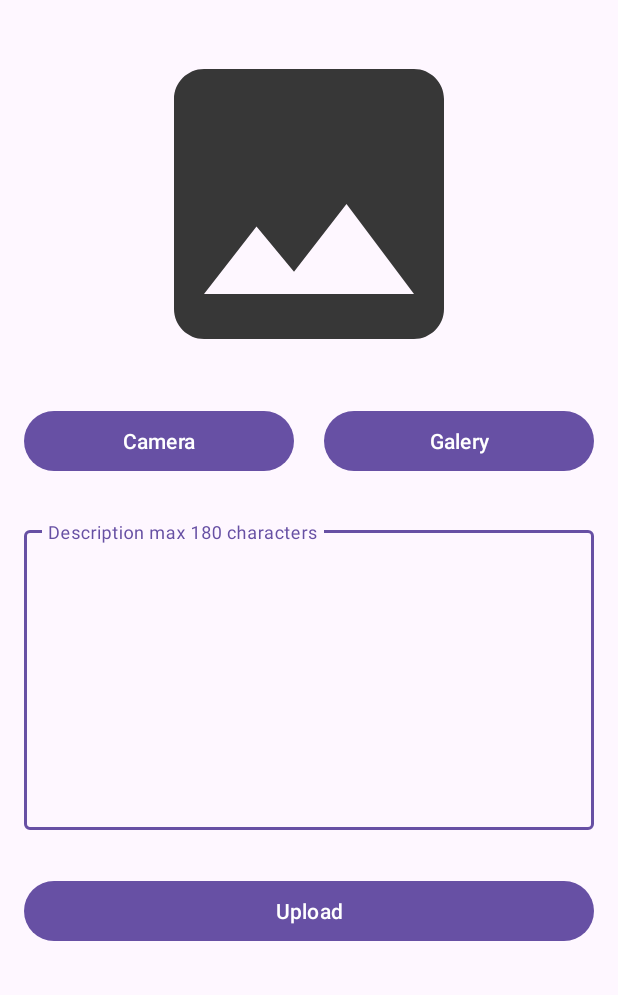
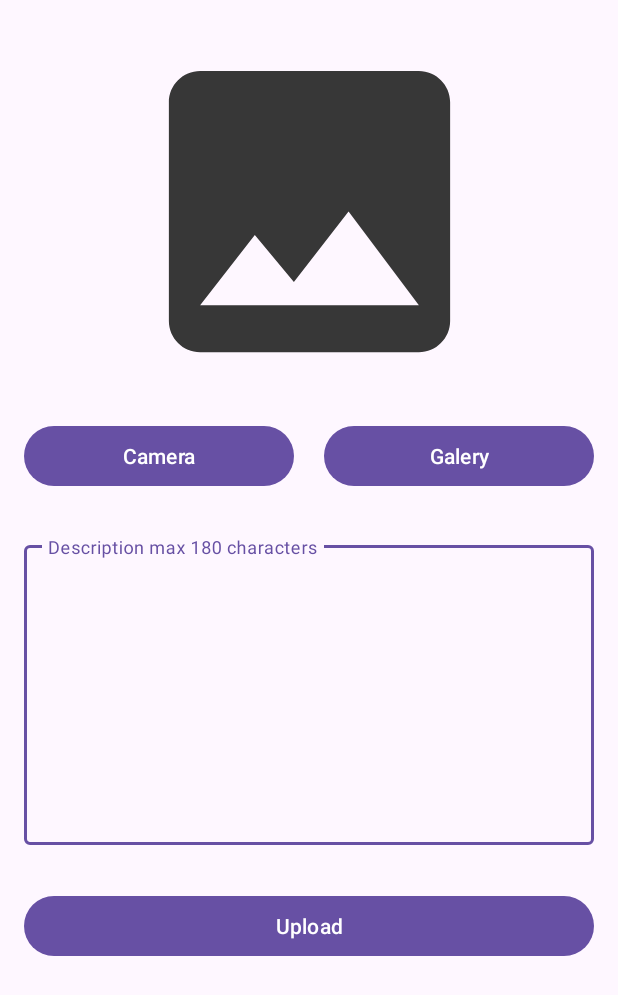
Before and after one commit to gnsisec/stories_app, an Android app: the UploadActivity screen opened directly, with no data from a screen before it, on a phone screen of 412 x 824 dp. Shown: the top 995 px of the screen. Run offline under Robolectric (Android 15) with nearby library versions, the phone set to English and light mode, and no system bars; network calls fail; pictures from the network do not load.

Commit message:
[MVP upload] Gallery

```diff
--- a/app/src/main/java/com/dicoding/picodiploma/loginwithanimation/view/upload/UploadActivity.kt
+++ b/app/src/main/java/com/dicoding/picodiploma/loginwithanimation/view/upload/UploadActivity.kt
@@ -1,15 +1,52 @@
 package com.dicoding.picodiploma.loginwithanimation.view.upload
 
+import android.net.Uri
 import android.os.Bundle
+import android.util.Log
 import androidx.activity.enableEdgeToEdge
+import androidx.activity.result.PickVisualMediaRequest
+import androidx.activity.result.contract.ActivityResultContracts
 import androidx.appcompat.app.AppCompatActivity
 import androidx.core.view.ViewCompat
 import androidx.core.view.WindowInsetsCompat
 import com.dicoding.picodiploma.loginwithanimation.R
+import com.dicoding.picodiploma.loginwithanimation.databinding.ActivityMainBinding
+import com.dicoding.picodiploma.loginwithanimation.databinding.ActivityUploadBinding
 
 class UploadActivity : AppCompatActivity() {
+    private lateinit var binding: ActivityUploadBinding
+    private var currentImageUri: Uri? = null
+
     override fun onCreate(savedInstanceState: Bundle?) {
         super.onCreate(savedInstanceState)
-        setContentView(R.layout.activity_upload)
+        binding = ActivityUploadBinding.inflate(layoutInflater)
+        setContentView(binding.root)
+
+        binding.bGalery.setOnClickListener {
+            startGallery()
+        }
+    }
+
+
+    private fun startGallery() {
+        launcherGallery.launch(PickVisualMediaRequest(ActivityResultContracts.PickVisualMedia.ImageOnly))
+    }
+
+    private val launcherGallery = registerForActivityResult(
+        ActivityResultContracts.PickVisualMedia()
+    ) { uri: Uri? ->
+        if (uri != null) {
+            currentImageUri = uri
+            showImage()
+        } else {
+            Log.d("Photo Picker", "No media selected")
+        }
+    }
+
+    private fun showImage() {
+        currentImageUri?.let {
+            Log.d("Image URI", "showImage: $it")
+            binding.ivPreview.setImageURI(it)
+        }
     }
 }
--- a/app/src/main/res/layout/activity_upload.xml
+++ b/app/src/main/res/layout/activity_upload.xml
@@ -10,9 +10,9 @@
 
     <ImageView
         android:id="@+id/iv_preview"
-        android:layout_width="match_parent"
-        android:layout_height="wrap_content"
-        android:minHeight="240dp"
+        android:layout_width="350dp"
+        android:layout_height="250dp"
+        android:scaleType="fitCenter"
         android:paddingTop="-20dp"
         app:layout_constraintBottom_toTopOf="@+id/b_camera"
         app:layout_constraintEnd_toEndOf="parent"
```
Also changed, not shown: app/src/main/AndroidManifest.xml (+14 -1 lines).
